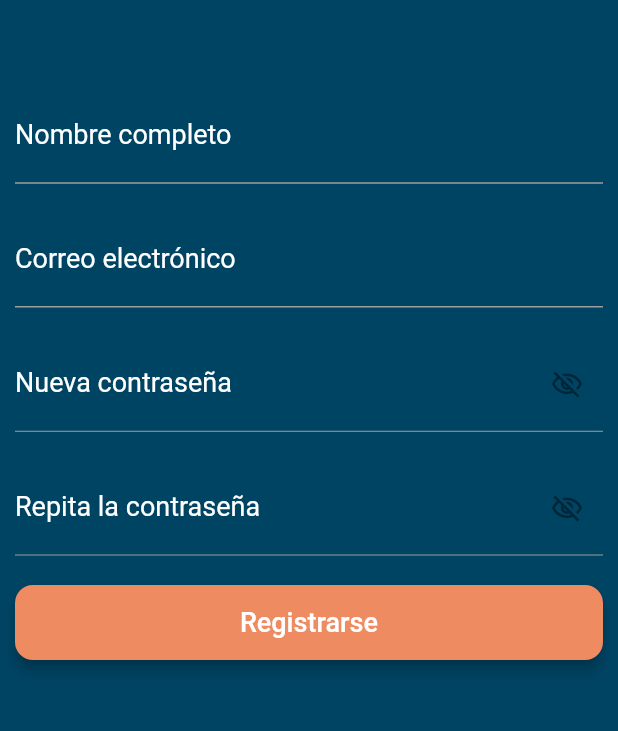
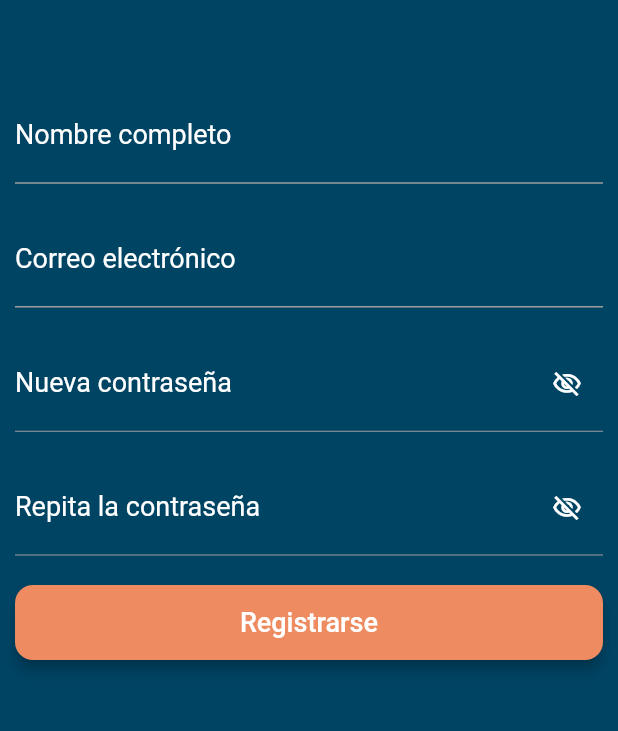
Before and after one commit to stivorozco19/KronoxAliados, a Flutter app: the RegistroWidget screen opened directly, after a tap on "Registrarse", on a phone screen of 412 x 824 dp, the part 384-1115 px from its top. Run offline on Flutter 3.47's test engine with Material 2 defaults, Android fonts, the phone set to English and light mode, and no system bars; drawn by our look-alikes of auto_size_text; our stand-ins replace built_collection, built_value, cloud_firestore, firebase_auth, firebase_core, firebase_storage and 8 more; missing offline and left inert: mime_type; accounts and stored records are empty; generated files the repository leaves out were written again; network calls fail.

Commit message:
Updating to latest FlutterFlow output.

```diff
--- a/lib/registro/registro_widget.dart
+++ b/lib/registro/registro_widget.dart
@@ -17,10 +17,11 @@ class RegistroWidget extends StatefulWidget {
 class _RegistroWidgetState extends State<RegistroWidget> {
   TextEditingController txtEmailController;
   TextEditingController txtNombreController;
-  TextEditingController txtPasswordController;
+  TextEditingController txtNewPasswordController;
   bool passwordVisibility;
   TextEditingController txtRepPasswordController;
   bool passwordVisibility;
+  final formKey = GlobalKey<FormState>();
   final scaffoldKey = GlobalKey<ScaffoldState>();
 
   @override
@@ -28,7 +29,7 @@ class _RegistroWidgetState extends State<RegistroWidget> {
     super.initState();
     txtEmailController = TextEditingController();
     txtNombreController = TextEditingController();
-    txtPasswordController = TextEditingController();
+    txtNewPasswordController = TextEditingController();
     passwordVisibility = false;
     txtRepPasswordController = TextEditingController();
     passwordVisibility = false;
@@ -36,7 +37,9 @@ class _RegistroWidgetState extends State<RegistroWidget> {
 
   @override
   Widget build(BuildContext context) {
-    return Scaffold(
+    return Form(
+      key: formKey,
+      child: Scaffold(
         key: scaffoldKey,
         appBar: AppBar(
           backgroundColor: FlutterFlowTheme.secondaryColor,
@@ -105,6 +108,14 @@ class _RegistroWidgetState extends State<RegistroWidget> {
                       color: FlutterFlowTheme.tertiaryColor,
                       fontWeight: FontWeight.normal,
                     ),
+                    keyboardType: TextInputType.name,
+                    validator: (val) {
+                      if (val.isEmpty) {
+                        return 'Field is required';
+                      }
+
+                      return null;
+                    },
                   ),
                 ),
                 Padding(
@@ -151,12 +162,13 @@ class _RegistroWidgetState extends State<RegistroWidget> {
                       color: FlutterFlowTheme.tertiaryColor,
                       fontWeight: FontWeight.normal,
                     ),
+                    keyboardType: TextInputType.emailAddress,
                   ),
                 ),
                 Padding(
                   padding: EdgeInsets.fromLTRB(10, 10, 10, 10),
                   child: TextFormField(
-                  controller: txtPasswordController,
+                    controller: txtNewPasswordController,
                     obscureText: !passwordVisibility,
                     decoration: InputDecoration(
                       labelText: 'Nueva contraseña',
@@ -193,7 +205,8 @@ class _RegistroWidgetState extends State<RegistroWidget> {
                           passwordVisibility
                               ? Icons.visibility_outlined
                               : Icons.visibility_off_outlined,
-                        size: 22,
+                          color: FlutterFlowTheme.tertiaryColor,
+                          size: 20,
                         ),
                       ),
                     ),
@@ -202,6 +215,7 @@ class _RegistroWidgetState extends State<RegistroWidget> {
                       color: FlutterFlowTheme.tertiaryColor,
                       fontWeight: FontWeight.normal,
                     ),
+                    keyboardType: TextInputType.visiblePassword,
                   ),
                 ),
                 Padding(
@@ -244,7 +258,8 @@ class _RegistroWidgetState extends State<RegistroWidget> {
                           passwordVisibility
                               ? Icons.visibility_outlined
                               : Icons.visibility_off_outlined,
-                        size: 22,
+                          color: FlutterFlowTheme.tertiaryColor,
+                          size: 20,
                         ),
                       ),
                     ),
@@ -253,13 +268,14 @@ class _RegistroWidgetState extends State<RegistroWidget> {
                       color: FlutterFlowTheme.tertiaryColor,
                       fontWeight: FontWeight.normal,
                     ),
+                    keyboardType: TextInputType.visiblePassword,
                   ),
                 ),
                 Padding(
                   padding: EdgeInsets.fromLTRB(10, 10, 10, 10),
                   child: FFButtonWidget(
                     onPressed: () async {
-                    if (txtPasswordController.text !=
+                      if (txtNewPasswordController.text !=
                           txtRepPasswordController.text) {
                         ScaffoldMessenger.of(context).showSnackBar(
                           SnackBar(
@@ -274,7 +290,7 @@ class _RegistroWidgetState extends State<RegistroWidget> {
                       final user = await createAccountWithEmail(
                         context,
                         txtEmailController.text,
-                      txtPasswordController.text,
+                        txtNewPasswordController.text,
                       );
                       if (user == null) {
                         return;
@@ -322,6 +338,7 @@ class _RegistroWidgetState extends State<RegistroWidget> {
             ),
           ),
         ),
+      ),
     );
   }
 }
--- a/pubspec.yaml
+++ b/pubspec.yaml
@@ -31,6 +31,7 @@ dependencies:
   firebase_auth: ^0.20.0+1
   firebase_core: ^0.7.0
   firebase_storage: ^7.0.0
+  flutter_facebook_auth: ^2.0.2+1
   font_awesome_flutter:
   google_fonts:
   google_sign_in: ^4.0.16
```
Lines whose indentation alone changed are shown as unchanged.
